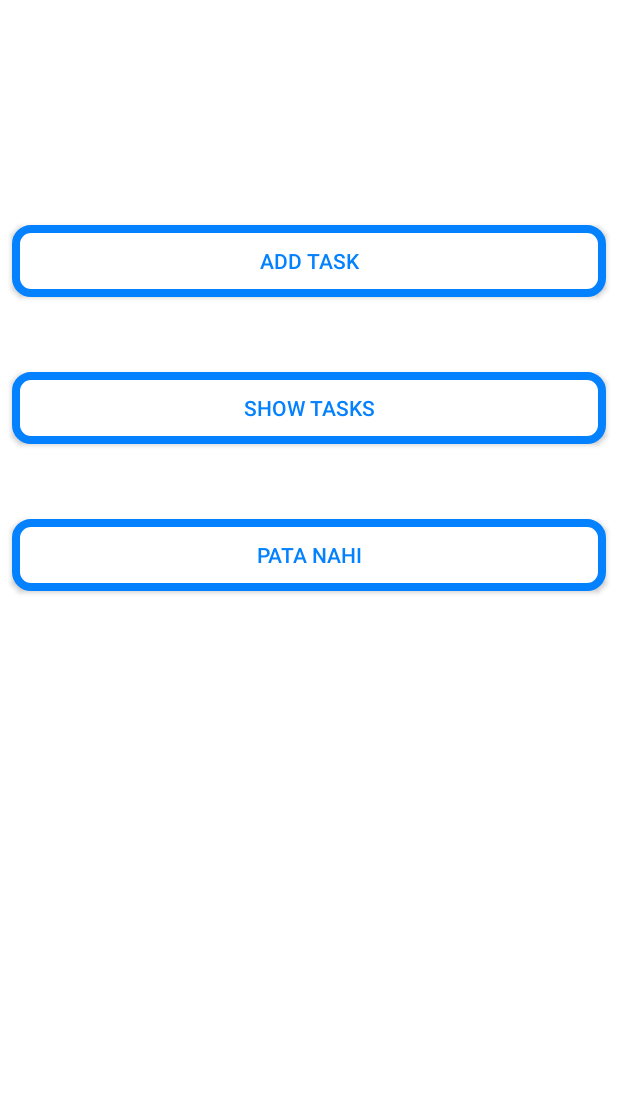
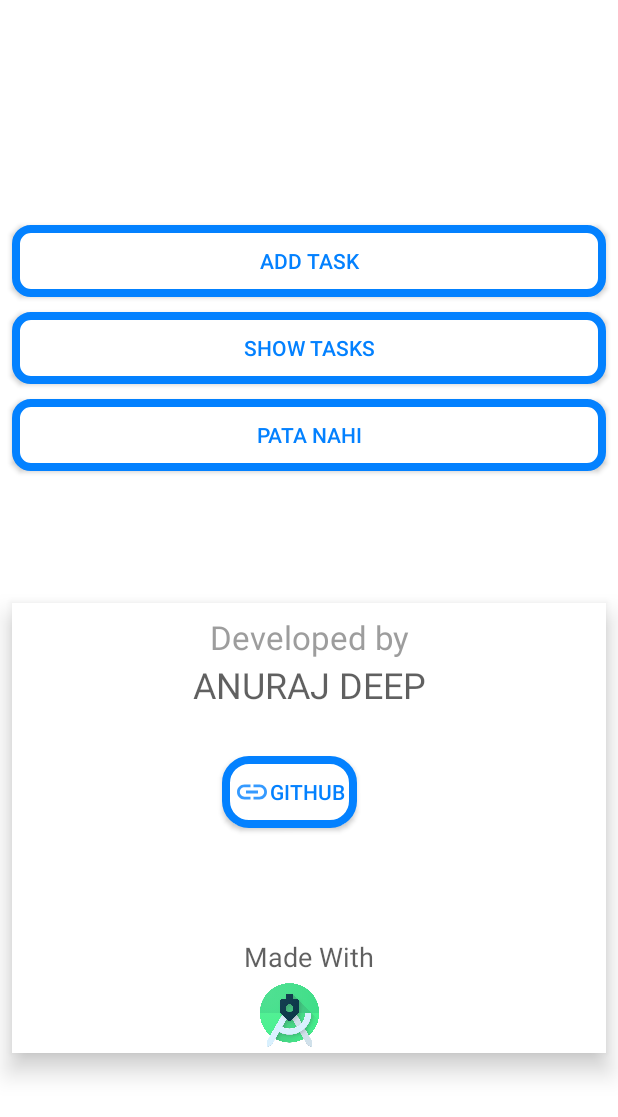
Before and after one commit to anuraj07/to_do_app, an Android app: the screen it shows after launch (TaskActivity), on a phone screen of 412 x 824 dp. Shown: the top 1117 px of the screen. Run offline under Robolectric (Android 15) with nearby library versions, the phone set to English and light mode, and no system bars.

Commit message:
github link completed

```diff
--- a/app/src/main/java/com/example/to_do_app/TaskActivity.java
+++ b/app/src/main/java/com/example/to_do_app/TaskActivity.java
@@ -3,14 +3,15 @@ package com.example.to_do_app;
 import androidx.appcompat.app.AppCompatActivity;
 
 import android.content.Intent;
+import android.net.Uri;
 import android.os.Bundle;
 import android.view.View;
 import android.widget.Button;
 
 public class TaskActivity extends AppCompatActivity {
 
-    Button add_task;
-    Button show_task;
+    Button add_task, show_task, github;
+
     @Override
     protected void onCreate(Bundle savedInstanceState) {
         super.onCreate(savedInstanceState);
@@ -31,5 +32,18 @@ public class TaskActivity extends AppCompatActivity {
                 startActivity(new Intent(TaskActivity.this, ShowActivity.class));
             }
         });
+
+        github = (Button) findViewById(R.id.github);
+        github.setOnClickListener(new View.OnClickListener() {
+            @Override
+            public void onClick(View view) {
+                openUrl("https://github.com/anuraj07");
+            }
+        });
+    }
+    public void openUrl(String url) {
+        Uri uri = Uri.parse(url);
+        Intent launchGit = new Intent(Intent.ACTION_VIEW, uri);
+        startActivity(launchGit);
     }
 }
--- /dev/null
+++ b/app/src/main/res/drawable-anydpi/ic_link.xml
@@ -0,0 +1,11 @@
+<vector xmlns:android="http://schemas.android.com/apk/res/android"
+    android:width="24dp"
+    android:height="24dp"
+    android:viewportWidth="24"
+    android:viewportHeight="24"
+    android:tint="#0381FF"
+    android:alpha="0.8">
+    <path
+        android:fillColor="#FF000000"
+        android:pathData="M3.9,12c0,-1.71 1.39,-3.1 3.1,-3.1h4L11,7L7,7c-2.76,0 -5,2.24 -5,5s2.24,5 5,5h4v-1.9L7,15.1c-1.71,0 -3.1,-1.39 -3.1,-3.1zM8,13h8v-2L8,11v2zM17,7h-4v1.9h4c1.71,0 3.1,1.39 3.1,3.1s-1.39,3.1 -3.1,3.1h-4L13,17h4c2.76,0 5,-2.24 5,-5s-2.24,-5 -5,-5z"/>
+</vector>
--- /dev/null
+++ b/app/src/main/res/drawable/git_button_bg.xml
@@ -0,0 +1,17 @@
+<?xml version="1.0" encoding="utf-8"?>
+<selector xmlns:android="http://schemas.android.com/apk/res/android">
+
+    <item>
+        <shape>
+            <corners android:radius="15dp"/>
+            <solid android:color="#fff"/>
+            <stroke
+                android:width="8px"
+                android:color="#0381FF"/>
+
+        </shape>
+
+    </item>
+
+
+</selector>
--- a/app/src/main/res/layout/activity_task.xml
+++ b/app/src/main/res/layout/activity_task.xml
@@ -7,6 +7,7 @@
     android:background="#fff"
     android:layout_width="match_parent"
     android:layout_height="match_parent"
+    android:clipToPadding="false"
     tools:context=".TaskActivity">
 
 
@@ -25,7 +26,7 @@
     <Button
         android:id="@+id/show_task"
         android:layout_gravity="center"
-        android:layout_marginTop="50dp"
+        android:layout_marginTop="10dp"
         android:layout_marginLeft="8dp"
         android:layout_marginRight="8dp"
         android:layout_width="match_parent"
@@ -35,15 +36,82 @@
         android:textColor="#0381FF"/>
     <Button
         android:layout_gravity="center"
-        android:layout_marginTop="50dp"
+        android:layout_marginTop="10dp"
         android:layout_marginLeft="8dp"
         android:layout_marginRight="8dp"
+        android:layout_marginBottom="80dp"
         android:layout_width="match_parent"
         android:layout_height="wrap_content"
         android:background="@drawable/button_background"
         android:text="pata nahi"
         android:textColor="#0381FF"/>
 
+    <!--<RelativeLayout
+        android:layout_margin="10dp"
+        android:elevation="0dp"
+        android:background="#fff"
+        android:layout_width="match_parent"
+        android:layout_height="300dp">-->
+
+        <RelativeLayout
+            android:layout_margin="8dp"
+            android:elevation="10dp"
+            android:background="#fff"
+            android:layout_width="match_parent"
+            android:layout_height="300dp">
+
+        <TextView
+            android:layout_marginTop="8dp"
+            android:gravity="center_horizontal"
+            android:layout_width="match_parent"
+            android:layout_height="wrap_content"
+            android:text="Developed by"
+            android:textSize="22dp"
+            android:textColor="#AE707070"/>
+            <TextView
+                android:layout_marginTop="38dp"
+                android:gravity="center_horizontal"
+                android:layout_width="match_parent"
+                android:layout_height="wrap_content"
+                android:text="ANURAJ DEEP"
+                android:textSize="24dp"
+                android:textColor="#9F000000"/>
+
+            <Button
+                android:id="@+id/github"
+                android:padding="8dp"
+                android:layout_width="wrap_content"
+                android:layout_height="wrap_content"
+                android:background="@drawable/git_button_bg"
+                android:layout_alignParentBottom="true"
+                android:drawableLeft="@drawable/ic_link"
+                android:text="GITHUB"
+                android:textColor="#0381FF"
+                android:layout_marginLeft="140dp"
+                android:layout_marginBottom="150dp"/>
+
+            <TextView
+                android:layout_width="match_parent"
+                android:layout_height="wrap_content"
+                android:gravity="center_horizontal"
+                android:layout_alignParentBottom="true"
+                android:layout_marginBottom="52dp"
+                android:text="Made With"
+                android:textSize="18dp"
+                android:textColor="#9F000000"/>
+
+            <ImageView
+                android:layout_width="50dp"
+                android:layout_height="50dp"
+                android:layout_alignParentBottom="true"
+                android:layout_marginLeft="160dp"
+                android:src="@drawable/android"/>
+
+
+        </RelativeLayout>
+
+   <!-- </RelativeLayout>-->
+
 
 
 
```
Also changed, not shown: app/src/main/res/drawable-hdpi/ic_link.png (added), app/src/main/res/drawable-mdpi/ic_link.png (added), app/src/main/res/drawable-v24/android.png (added), app/src/main/res/drawable-xhdpi/ic_link.png (added), app/src/main/res/drawable-xxhdpi/ic_link.png (added).
